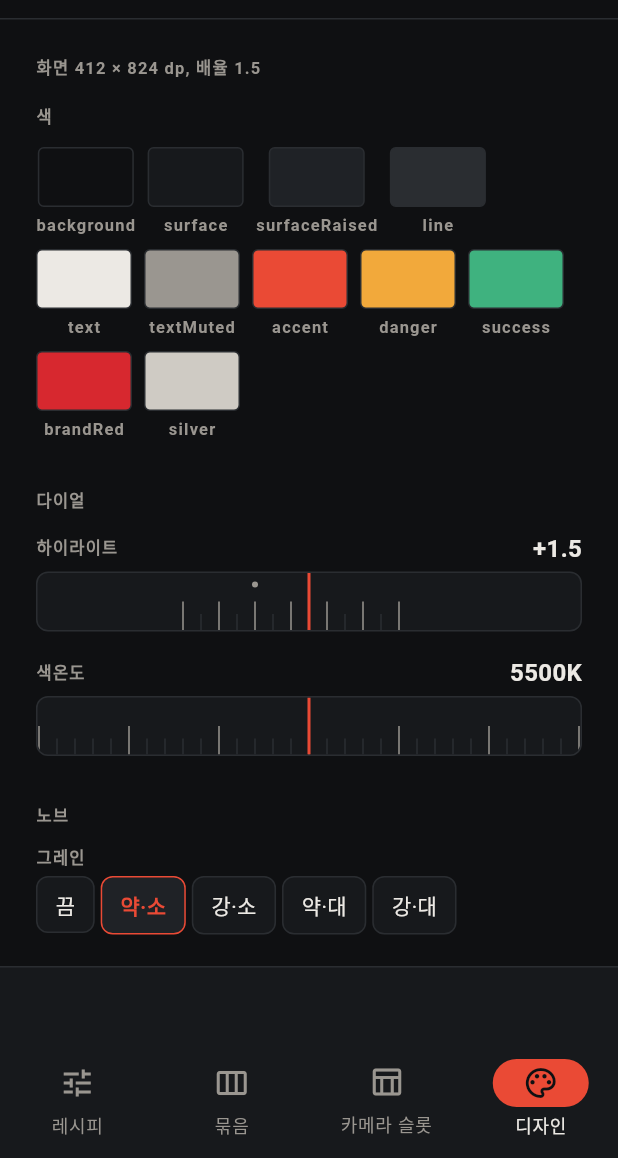
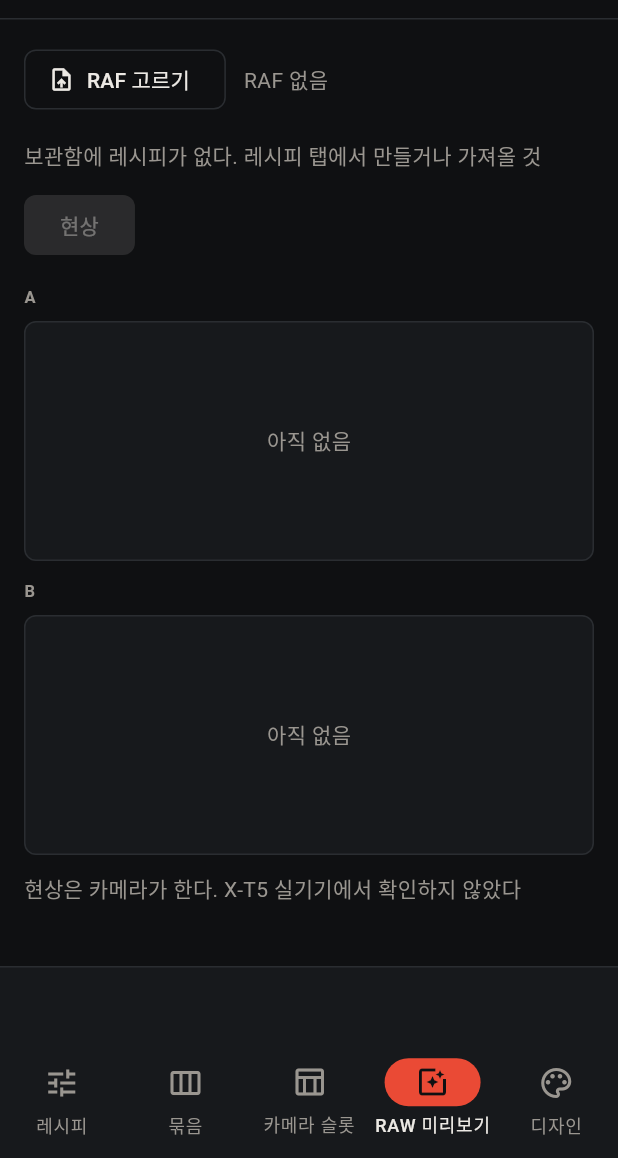
Before and after one commit to supsup-hae/playground, a Flutter app: the screen it shows after launch, item 4 of the bottom bar chosen, on a phone screen of 412 x 824 dp, the part 78-1236 px from its top. Run offline on Flutter 3.47's test engine with Material 3 defaults, Android fonts, the phone set to English and light mode, and no system bars; our stand-ins replace supabase_flutter; missing offline and left inert: file_selector; accounts and stored records are empty.

Commit message:
feat: RAF 한 장에 레시피 A·B 를 적용한 현상 결과를 나란히 보는 RAW 미리보기 화면
- 셸에 RAW 미리보기 목적지. 셸이 RawDeveloper 를 들고 있어 다른 탭을 다녀와도 보낸 RAF 를 기억한다
- RAF 고르기 → 카메라로 보내기. 연결 전·다른 카메라 작업 중이면 알린다
- 레시피 A·B 를 보관함에서 고르고 현상한다(B 는 선택). 실패는 로그에 남고 그 결과 자리는 빈다
- 결과는 넓은 창에서 나란히, 휴대폰에서 위아래로. 폭 2048 px 로 줄여 그리고, 누르면 4096 px 로 확대해 본다
- 결과에 화면 낭독기 설명, 보관함이 비면 안내
- 휴대폰 배치 기준(600·500)을 AppBreakpoints 로 옮겨 셸과 이 화면이 함께 쓴다
- pickRaf: RAF 파일 고르기

```diff
--- a/Project/recipe-slot-manager/lib/design/tokens.dart
+++ b/Project/recipe-slot-manager/lib/design/tokens.dart
@@ -33,6 +33,13 @@ abstract final class AppSpacing {
   static const xxl = 32.0;
 }
 
+/// 휴대폰 배치로 바꾸는 기준. 폭이 [compactWidth] 보다 좁거나 높이가 [compactHeight] 보다 낮으면
+/// 아래 탭, 접힌 로그, 위아래로 쌓는 비교를 쓴다.
+abstract final class AppBreakpoints {
+  static const compactWidth = 600.0;
+  static const compactHeight = 500.0;
+}
+
 abstract final class AppRadius {
   static const sm = 4.0;
   static const md = 8.0;
--- a/Project/recipe-slot-manager/lib/import/file_pick.dart
+++ b/Project/recipe-slot-manager/lib/import/file_pick.dart
@@ -43,3 +43,20 @@ Future<PickedFile?> pickImage() async {
     bytes: await file.readAsBytes(),
   );
 }
+
+const _raf = XTypeGroup(
+  label: 'RAF',
+  extensions: ['raf'],
+  mimeTypes: ['image/x-fuji-raf', 'application/octet-stream'],
+  uniformTypeIdentifiers: ['com.fuji.raw-image'],
+);
+
+/// 후지 RAW(RAF) 하나를 골라 전부 읽는다.
+Future<PickedFile?> pickRaf() async {
+  final file = await openFile(acceptedTypeGroups: [_raf]);
+  if (file == null) return null;
+  return (
+    name: p.basenameWithoutExtension(file.name),
+    bytes: await file.readAsBytes(),
+  );
+}
--- a/Project/recipe-slot-manager/lib/ui/app_shell.dart
+++ b/Project/recipe-slot-manager/lib/ui/app_shell.dart
@@ -1,10 +1,12 @@
 import 'package:flutter/material.dart';
 import 'package:recipe_slot_manager/camera/camera_session.dart';
+import 'package:recipe_slot_manager/camera/raw_developer.dart';
 import 'package:recipe_slot_manager/design/tokens.dart';
 import 'package:recipe_slot_manager/library/library_store.dart';
 import 'package:recipe_slot_manager/ui/design_gallery_page.dart';
 import 'package:recipe_slot_manager/ui/loadout_list_page.dart';
 import 'package:recipe_slot_manager/ui/log_panel.dart';
+import 'package:recipe_slot_manager/ui/raw_preview_page.dart';
 import 'package:recipe_slot_manager/ui/recipe_list_page.dart';
 import 'package:recipe_slot_manager/ui/slots_page.dart';
 
@@ -13,13 +15,14 @@ const _destinations = [
   (Icons.tune, '레시피'),
   (Icons.view_week_outlined, '묶음'),
   (Icons.table_chart_outlined, '카메라 슬롯'),
+  (Icons.photo_filter_outlined, 'RAW 미리보기'),
   (Icons.palette_outlined, '디자인'),
 ];
 
 /// 위쪽 카메라 연결 막대, 아래쪽 작업 로그, 화면 탐색으로 된 앱의 바깥 틀.
 ///
-/// 폭이 [compactWidth] 보다 좁거나 높이가 [compactHeight] 보다 낮으면(휴대폰) 아래 탭과
-/// 접힌 로그를 쓰고, 그 밖에는 왼쪽 레일과 펼친 로그를 쓴다.
+/// 휴대폰 배치([AppBreakpoints])에서는 아래 탭과 접힌 로그를 쓰고, 그 밖에는 왼쪽 레일과 펼친
+/// 로그를 쓴다.
 class AppShell extends StatefulWidget {
   const AppShell({
     super.key,
@@ -28,9 +31,6 @@ class AppShell extends StatefulWidget {
     this.headerActions = const [],
     this.initialIndex = 0,
   });
-
-  static const compactWidth = 600.0;
-  static const compactHeight = 500.0;
 
   final CameraSession session;
   final LibraryStore library;
@@ -46,18 +46,26 @@ class AppShell extends StatefulWidget {
 class _AppShellState extends State<AppShell> {
   late var _index = widget.initialIndex;
 
+  /// 보낸 RAF 를 화면을 오가도 기억하도록 셸이 들고 있는다.
+  late final _developer = RawDeveloper(widget.session.camera);
+
   void _select(int index) => setState(() => _index = index);
 
   @override
   Widget build(BuildContext context) {
     final size = MediaQuery.sizeOf(context);
     final compact =
-        size.width < AppShell.compactWidth ||
-        size.height < AppShell.compactHeight;
+        size.width < AppBreakpoints.compactWidth ||
+        size.height < AppBreakpoints.compactHeight;
     final page = switch (_index) {
       0 => RecipeListPage(library: widget.library, session: widget.session),
       1 => LoadoutListPage(library: widget.library, session: widget.session),
       2 => SlotsPage(session: widget.session),
+      3 => RawPreviewPage(
+        session: widget.session,
+        library: widget.library,
+        developer: _developer,
+      ),
       _ => const DesignGalleryPage(),
     };
     final content = Column(
--- /dev/null
+++ b/Project/recipe-slot-manager/lib/ui/raw_preview_page.dart
@@ -0,0 +1,257 @@
+import 'dart:typed_data';
+
+import 'package:flutter/material.dart';
+import 'package:recipe_slot_manager/camera/camera_session.dart';
+import 'package:recipe_slot_manager/camera/raw_developer.dart';
+import 'package:recipe_slot_manager/design/tokens.dart';
+import 'package:recipe_slot_manager/import/file_pick.dart' as pick;
+import 'package:recipe_slot_manager/library/library_store.dart';
+
+/// 내 RAF 한 장에 레시피 A·B 를 적용해 카메라가 현상한 결과를 나란히 본다.
+class RawPreviewPage extends StatefulWidget {
+  const RawPreviewPage({
+    super.key,
+    required this.session,
+    required this.library,
+    required this.developer,
+    this.pickRaf = pick.pickRaf,
+  });
+
+  final CameraSession session;
+  final LibraryStore library;
+  final RawDeveloper developer;
+  final Future<pick.PickedFile?> Function() pickRaf;
+
+  @override
+  State<RawPreviewPage> createState() => _RawPreviewPageState();
+}
+
+/// 비교 화면과 확대 화면에서 결과 JPEG 를 풀어 그리는 폭. 4000만 화소 원본을 그대로 풀면
+/// 한 장에 약 160 MB 를 쓴다.
+const _previewWidth = 2048;
+const _zoomWidth = 4096;
+
+class _RawPreviewPageState extends State<RawPreviewPage> {
+  /// 비교할 레시피 id. 키는 'a'·'b'.
+  final _recipes = <String, String?>{'a': null, 'b': null};
+  final _results = <String, Uint8List?>{'a': null, 'b': null};
+
+  CameraSession get _session => widget.session;
+
+  void _tell(String message) =>
+      ScaffoldMessenger.of(context)
+          .showSnackBar(SnackBar(content: Text(message)));
+
+  Future<void> _loadRaf() async {
+    if (!_session.connected) return _tell('카메라를 먼저 연결할 것');
+    if (_session.busy) return _tell('카메라 작업이 끝난 뒤 다시 할 것');
+    final file = await widget.pickRaf();
+    if (file == null || !mounted) return;
+    setState(() => _results.updateAll((_, _) => null));
+    final failure = await _session.run(
+      'RAF 보내기',
+      () => widget.developer.loadRaf(file.bytes, name: file.name),
+    );
+    if (!mounted) return;
+    if (failure != null) _tell(failure);
+    setState(() {});
+  }
+
+  Future<void> _develop() async {
+    for (final key in ['a', 'b']) {
+      final recipe = widget.library.recipes
+          .where((r) => r.id == _recipes[key])
+          .firstOrNull;
+      if (recipe == null) continue;
+      Uint8List? jpeg;
+      await _session.run('현상 ${key.toUpperCase()}', () async {
+        jpeg = await widget.developer.develop(recipe.values);
+      });
+      if (!mounted) return;
+      setState(() => _results[key] = jpeg);
+    }
+  }
+
+  void _zoom(Uint8List jpeg) => Navigator.of(context).push(
+    MaterialPageRoute<void>(
+      builder: (_) => Scaffold(
+        appBar: AppBar(),
+        body: InteractiveViewer(
+          maxScale: 8,
+          child: Center(child: Image.memory(jpeg, cacheWidth: _zoomWidth)),
+        ),
+      ),
+    ),
+  );
+
+  @override
+  Widget build(BuildContext context) {
+    final compact =
+        MediaQuery.sizeOf(context).width < AppBreakpoints.compactWidth;
+    return ListenableBuilder(
+      listenable: Listenable.merge([_session, widget.library]),
+      builder: (context, _) {
+        final busy = _session.busy;
+        final canDevelop =
+            widget.developer.rafLoaded &&
+            _recipes.values.any((id) => id != null) &&
+            !busy;
+        final pickers = [
+          for (final key in ['a', 'b']) _recipePicker(key, busy),
+        ];
+        final results = [
+          for (final key in ['a', 'b']) _result(key),
+        ];
+        return ListView(
+          padding: const EdgeInsets.all(AppSpacing.lg),
+          children: [
+            Wrap(
+              spacing: AppSpacing.md,
+              runSpacing: AppSpacing.sm,
+              crossAxisAlignment: WrapCrossAlignment.center,
+              children: [
+                OutlinedButton.icon(
+                  onPressed: busy ? null : _loadRaf,
+                  icon: const Icon(Icons.upload_file_outlined),
+                  label: const Text('RAF 고르기'),
+                ),
+                Text(
+                  widget.developer.rafName == null
+                      ? 'RAF 없음'
+                      : '${widget.developer.rafName} (카메라에 보냄)',
+                  style: const TextStyle(color: AppColors.textMuted),
+                ),
+              ],
+            ),
+            const SizedBox(height: AppSpacing.lg),
+            if (widget.library.recipes.isEmpty)
+              const Text(
+                '보관함에 레시피가 없다. 레시피 탭에서 만들거나 가져올 것',
+                style: TextStyle(color: AppColors.textMuted),
+              )
+            else if (compact)
+              ...pickers
+            else
+              Row(
+                children: [
+                  for (final picker in pickers) ...[
+                    Expanded(child: picker),
+                    const SizedBox(width: AppSpacing.md),
+                  ],
+                ],
+              ),
+            const SizedBox(height: AppSpacing.md),
+            Align(
+              alignment: Alignment.centerLeft,
+              child: FilledButton(
+                onPressed: canDevelop ? _develop : null,
+                child: const Text('현상'),
+              ),
+            ),
+            const SizedBox(height: AppSpacing.lg),
+            if (compact)
+              for (final result in results) ...[
+                result,
+                const SizedBox(height: AppSpacing.md),
+              ]
+            else
+              Row(
+                crossAxisAlignment: CrossAxisAlignment.start,
+                children: [
+                  for (final result in results) ...[
+                    Expanded(child: result),
+                    const SizedBox(width: AppSpacing.md),
+                  ],
+                ],
+              ),
+            const Text(
+              '현상은 카메라가 한다. X-T5 실기기에서 확인하지 않았다',
+              style: TextStyle(color: AppColors.textMuted),
+            ),
+          ],
+        );
+      },
+    );
+  }
+
+  Widget _recipePicker(String key, bool busy) {
+    final recipes = widget.library.recipes;
+    final selected = recipes.any((r) => r.id == _recipes[key])
+        ? _recipes[key]
+        : null;
+    return Padding(
+      padding: const EdgeInsets.only(bottom: AppSpacing.sm),
+      child: Row(
+        children: [
+          Text(key.toUpperCase(), style: AppType.label),
+          const SizedBox(width: AppSpacing.md),
+          Expanded(
+            child: DropdownButton<String>(
+              key: ValueKey('recipe-$key'),
+              value: selected,
+              isExpanded: true,
+              hint: const Text('레시피 고르기'),
+              onChanged: busy
+                  ? null
+                  : (id) => setState(() => _recipes[key] = id),
+              items: [
+                for (final recipe in recipes)
+                  DropdownMenuItem(
+                    value: recipe.id,
+                    child: Text(recipe.name, overflow: TextOverflow.ellipsis),
+                  ),
+              ],
+            ),
+          ),
+        ],
+      ),
+    );
+  }
+
+  Widget _result(String key) {
+    final jpeg = _results[key];
+    return Column(
+      crossAxisAlignment: CrossAxisAlignment.stretch,
+      children: [
+        Text(key.toUpperCase(), style: AppType.label),
+        const SizedBox(height: AppSpacing.sm),
+        if (jpeg == null)
+          const _Placeholder('아직 없음')
+        else
+          Semantics(
+            container: true,
+            button: true,
+            label: '결과 ${key.toUpperCase()} 크게 보기',
+            child: GestureDetector(
+              key: ValueKey('result-$key'),
+              onTap: () => _zoom(jpeg),
+              child: Image.memory(
+                jpeg,
+                cacheWidth: _previewWidth,
+                fit: BoxFit.contain,
+                errorBuilder: (_, _, _) => const _Placeholder('이미지를 열지 못했다'),
+              ),
+            ),
+          ),
+      ],
+    );
+  }
+}
+
+class _Placeholder extends StatelessWidget {
+  const _Placeholder(this.message);
+
+  final String message;
+
+  @override
+  Widget build(BuildContext context) => Container(
+    height: 160,
+    alignment: Alignment.center,
+    decoration: BoxDecoration(
+      color: AppColors.surface,
+      borderRadius: BorderRadius.circular(AppRadius.md),
+      border: Border.all(color: AppColors.line),
+    ),
+    child: Text(message, style: const TextStyle(color: AppColors.textMuted)),
+  );
+}
```
Also changed, not shown: 3 other files.
